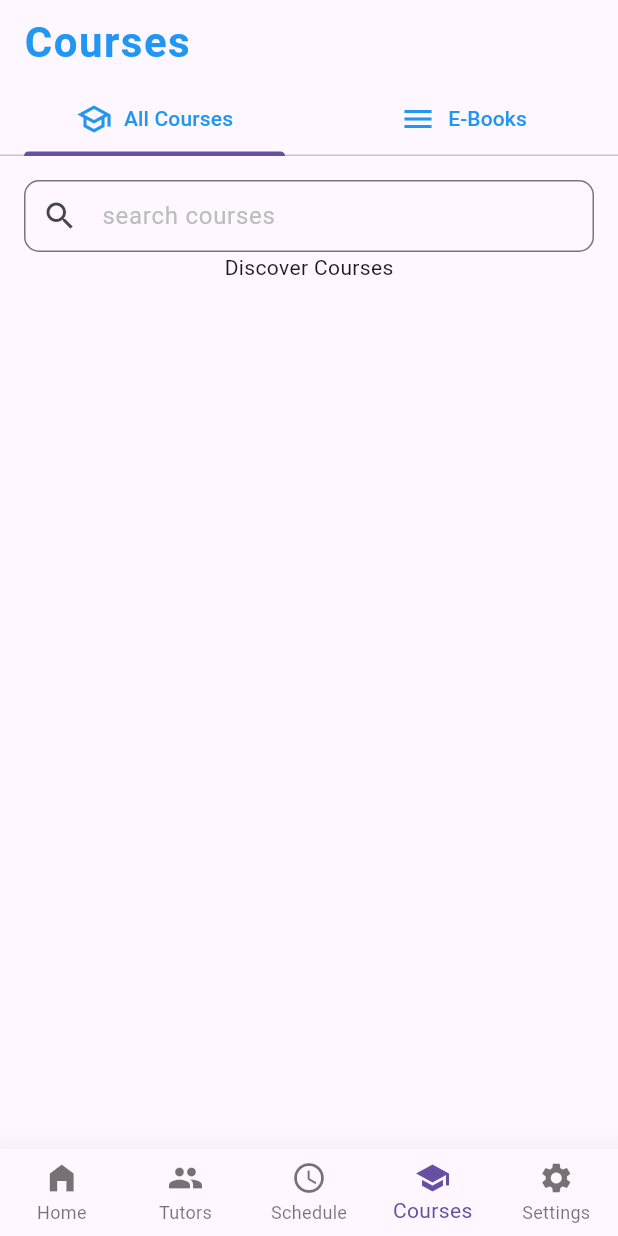
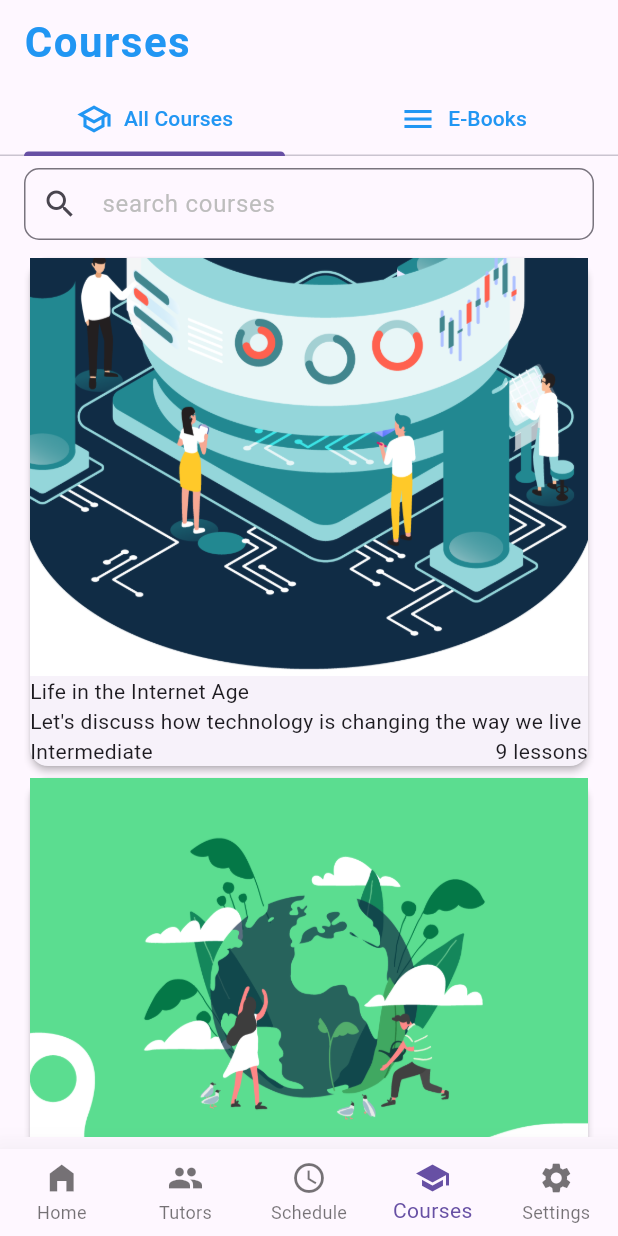
Before and after one commit to tanthokg/CSC13118_AdvMobile, a Flutter app: the screen it shows after launch, item 4 of the bottom bar chosen, on a phone screen of 412 x 824 dp. Run offline on Flutter 3.47's test engine with Material 2 defaults, Android fonts, the light colour scheme and no system bars.

Commit message:
Added courses ListView to CoursePage

```diff
--- a/lettutor/lib/constants/dummy_data.dart
+++ b/lettutor/lib/constants/dummy_data.dart
@@ -1,3 +1,4 @@
+import 'package:lettutor/entities/course.dart';
 import 'package:lettutor/entities/teacher.dart';
 
 const filters = [
@@ -103,6 +104,51 @@
         'TOEFL',
         'TOEIC'
       ]),
+];
+
+const courses = [
+  Course(
+    'Life in the Internet Age',
+    'assets/course-01.png',
+    "Let's discuss how technology is changing the way we live",
+    'Intermediate',
+    9,
+  ),
+  Course(
+    'Caring for Our Planet',
+    'assets/course-02.png',
+    "Let's discuss our relationship as humans with our planet, Earth",
+    'Intermediate',
+    7,
+  ),
+  Course(
+    'Healthy Mind, Healthy Body',
+    'assets/course-03.png',
+    "Let's discuss the many aspects of living a long, happy life",
+    'Intermediate',
+    6,
+  ),
+  Course(
+    'Movies and Television',
+    'assets/course-04.png',
+    "Let's discuss our preferences and habits surrounding movies and television shows",
+    'Beginner',
+    10,
+  ),
+  Course(
+    'Raising Children',
+    'assets/course-05.png',
+    "Let's discuss raising children and practice using English for common parenting situations",
+    'Intermediate',
+    11,
+  ),
+  Course(
+    'The Olympics',
+    'assets/course-06.png',
+    "Let’s practice talking about the Olympics, the biggest sports festival on earth!",
+    'Advanced',
+    8,
+  ),
 ];
 
 const countryList = {
--- a/lettutor/lib/entities/course.dart
+++ b/lettutor/lib/entities/course.dart
@@ -1,8 +1,9 @@
 class Course {
   final String name;
   final String imageUrl;
+  final String description;
   final String level;
-  final String numberOfLessons;
+  final int numberOfLessons;
 
-  Course(this.name, this.imageUrl, this.level, this.numberOfLessons);
+  const Course(this.name, this.imageUrl, this.description, this.level, this.numberOfLessons);
 }
--- a/lettutor/lib/views/pages/courses_page.dart
+++ b/lettutor/lib/views/pages/courses_page.dart
@@ -1,4 +1,6 @@
 import 'package:flutter/material.dart';
+import 'package:lettutor/constants/dummy_data.dart';
+import 'package:lettutor/widgets/course_card.dart';
 
 class CoursesPage extends StatefulWidget {
   const CoursesPage({Key? key}) : super(key: key);
@@ -51,7 +53,7 @@
             Expanded(
               child: TabBarView(children: [
                 Padding(
-                  padding: const EdgeInsets.all(16),
+                  padding: const EdgeInsets.symmetric(vertical: 8, horizontal: 16),
                   child: Column(
                     children: [
                       TextField(
@@ -65,9 +67,14 @@
                               borderRadius: BorderRadius.all(Radius.circular(10))),
                         ),
                       ),
-                      const Center(
-                        child: Text('Discover Courses'),
-                      ),
+                      const SizedBox(height: 8),
+                      Expanded(
+                        child: ListView.builder(
+                          itemCount: courses.length,
+                          itemBuilder: (context, index) =>
+                              CourseCard(course: courses[index]),
+                        ),
+                      )
                     ],
                   ),
                 ),
--- a/lettutor/lib/widgets/course_card.dart
+++ b/lettutor/lib/widgets/course_card.dart
@@ -11,6 +11,22 @@
 
   @override
   Widget build(BuildContext context) {
-    return Container();
+    return Card(
+      elevation: 2,
+      child: Column(
+        crossAxisAlignment: CrossAxisAlignment.start,
+        children: [
+          Image.asset(course.imageUrl),
+          Text(course.name),
+          Text(course.description),
+          Row(
+            children: [
+              Expanded(child: Text(course.level)),
+              Text('${course.numberOfLessons} lessons')
+            ],
+          )
+        ],
+      ),
+    );
   }
 }
```
